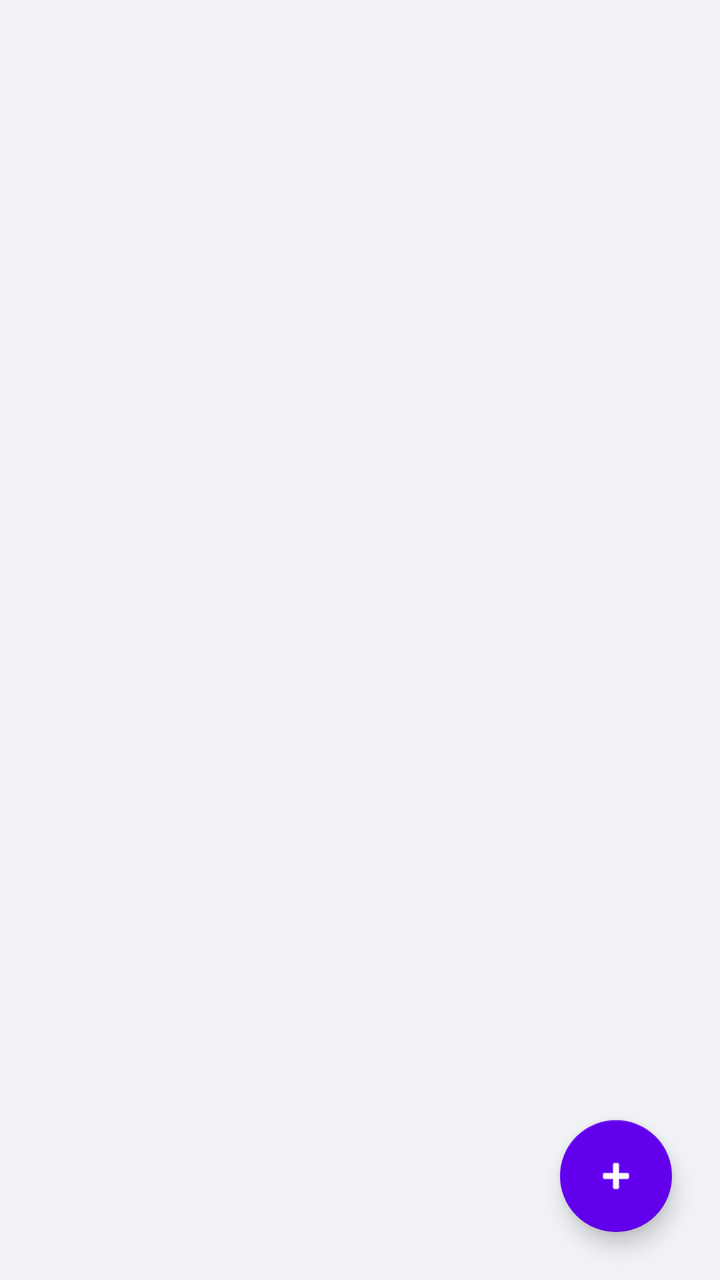
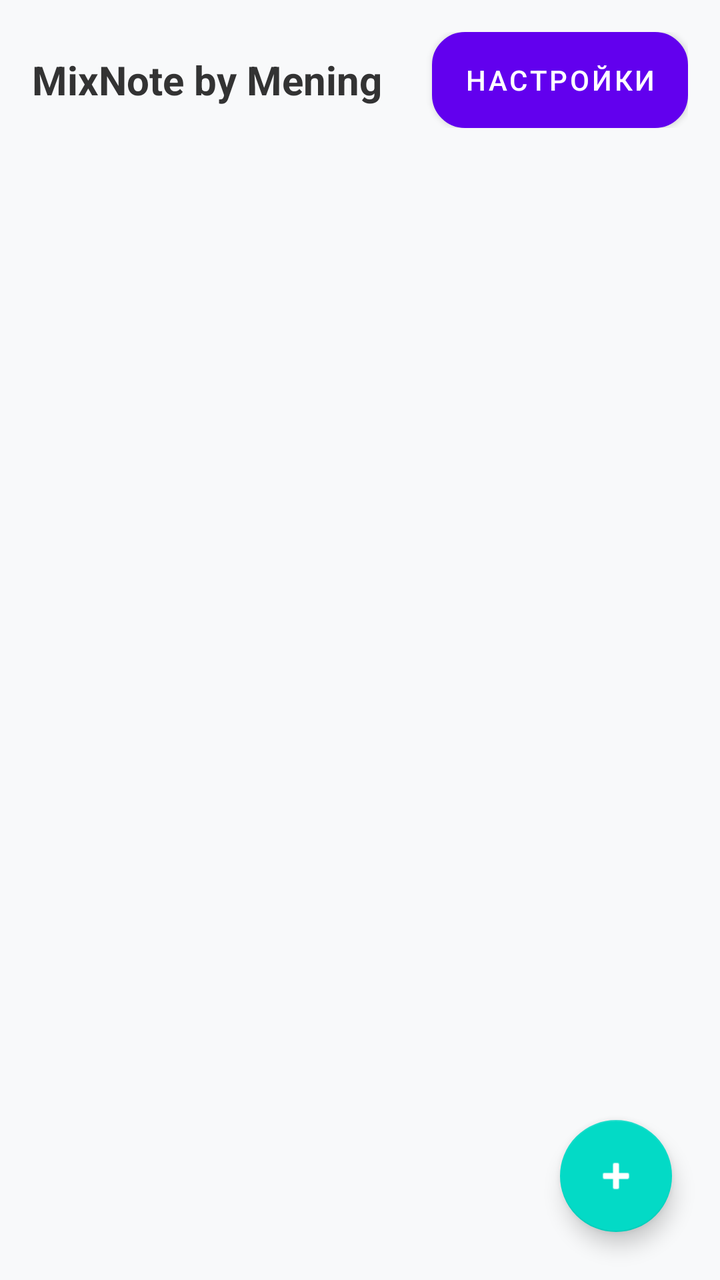

Compare the two renders of this Android layout. The source of the first and the diff that turns it into the second are given below.
<!-- AndroidManifest.xml: application theme Theme.MixNote -->
<!-- res/layout/activity_main.xml -->
<?xml version="1.0" encoding="utf-8"?>
<androidx.constraintlayout.widget.ConstraintLayout 
    xmlns:android="http://schemas.android.com/apk/res/android"
    xmlns:app="http://schemas.android.com/apk/res-auto"
    android:layout_width="match_parent"
    android:layout_height="match_parent"
    android:background="#F0F2F5">

    <androidx.recyclerview.widget.RecyclerView
        android:id="@+id/recyclerViewNotes"
        android:layout_width="match_parent"
        android:layout_height="match_parent"
        android:padding="8dp"
        android:clipToPadding="false"
        android:paddingBottom="80dp" />

    <com.google.android.material.floatingactionbutton.FloatingActionButton
        android:id="@+id/fabAddNote"
        android:layout_width="wrap_content"
        android:layout_height="wrap_content"
        android:layout_margin="24dp"
        android:src="@android:drawable/ic_input_add"
        app:tint="#FFFFFF"
        app:backgroundTint="#FF6200EE"
        app:layout_constraintBottom_toBottomOf="parent"
        app:layout_constraintEnd_toEndOf="parent" />
</androidx.constraintlayout.widget.ConstraintLayout>
<!-- resources referenced by this layout -->
<resources>
  <style name="Theme.MixNote" parent="Theme.MaterialComponents.Light.NoActionBar">
          <item name="colorPrimary">#FF6200EE</item>
          <item name="colorOnPrimary">#FFFFFF</item>
      </style>
</resources>

<!-- the commit's change to res/layout/activity_main.xml (unified diff, before → after) -->
@@ -4,15 +4,43 @@
     xmlns:app="http://schemas.android.com/apk/res-auto"
     android:layout_width="match_parent"
     android:layout_height="match_parent"
-    android:background="#F0F2F5">
+    android:background="#F8F9FA">
+
+    
+    <LinearLayout
+        android:id="@+id/topBar"
+        android:layout_width="match_parent"
+        android:layout_height="wrap_content"
+        android:orientation="horizontal"
+        android:padding="16dp"
+        android:gravity="center_vertical"
+        app:layout_constraintTop_toTopOf="parent">
+
+        <TextView
+            android:layout_width="0dp"
+            android:layout_height="wrap_content"
+            android:layout_weight="1"
+            android:text="MixNote by Mening"
+            android:textSize="20sp"
+            android:textStyle="bold"
+            android:textColor="#333333" />
+
+        <Button
+            android:id="@+id/btnSettings"
+            android:layout_width="wrap_content"
+            android:layout_height="wrap_content"
+            android:text="Настройки"
+            android:textColor="#FFFFFF"
+            android:background="@drawable/rounded_button" />
+    </LinearLayout>
 
     <androidx.recyclerview.widget.RecyclerView
         android:id="@+id/recyclerViewNotes"
         android:layout_width="match_parent"
-        android:layout_height="match_parent"
+        android:layout_height="0dp"
         android:padding="8dp"
-        android:clipToPadding="false"
-        android:paddingBottom="80dp" />
+        app:layout_constraintTop_toBottomOf="@id/topBar"
+        app:layout_constraintBottom_toBottomOf="parent" />
 
     <com.google.android.material.floatingactionbutton.FloatingActionButton
         android:id="@+id/fabAddNote"
@@ -21,7 +49,7 @@
         android:layout_margin="24dp"
         android:src="@android:drawable/ic_input_add"
         app:tint="#FFFFFF"
-        app:backgroundTint="#FF6200EE"
         app:layout_constraintBottom_toBottomOf="parent"
         app:layout_constraintEnd_toEndOf="parent" />
+
 </androidx.constraintlayout.widget.ConstraintLayout>
<!-- resource entries referenced after the edit -->
@@ -1,5 +1,13 @@
 <!-- resources referenced by this layout -->
 <resources>
+  <!-- drawable rounded_button (drawable) -->
+  <?xml version="1.0" encoding="utf-8"?>
+  <shape xmlns:android="http://schemas.android.com/apk/res/android"
+      android:shape="rectangle">
+      <solid android:color="#EDE7F6" />
+      <corners android:radius="16dp" />
+      <stroke android:width="1dp" android:color="#7E57C2" />
+  </shape>
   <style name="Theme.MixNote" parent="Theme.MaterialComponents.Light.NoActionBar">
           <item name="colorPrimary">#FF6200EE</item>
           <item name="colorOnPrimary">#FFFFFF</item>
